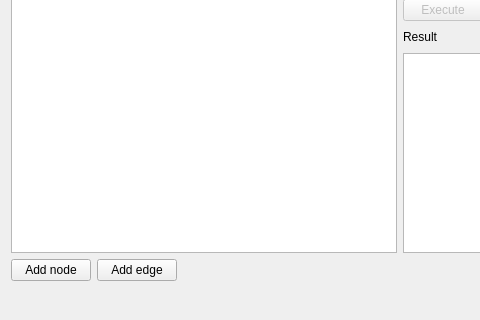
Before: the Qt Designer form mainmenu.ui in ajzenhamernikola/GiA, drawn with Qt 5; both pictures show x 0 to 480 and y 272 to 592 of the 800 by 592 pixel window.
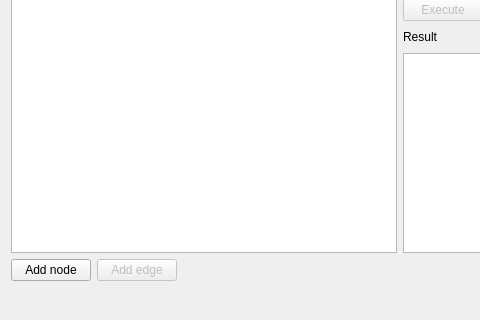
After: the same form once the commit is applied.

Diff of the .ui file:
```diff
--- a/mainmenu.ui
+++ b/mainmenu.ui
@@ -223,7 +223,7 @@
      <item>
       <widget class="QPushButton" name="pb_addEdge">
        <property name="enabled">
-        <bool>true</bool>
+        <bool>false</bool>
        </property>
        <property name="text">
         <string>Add edge</string>
```
